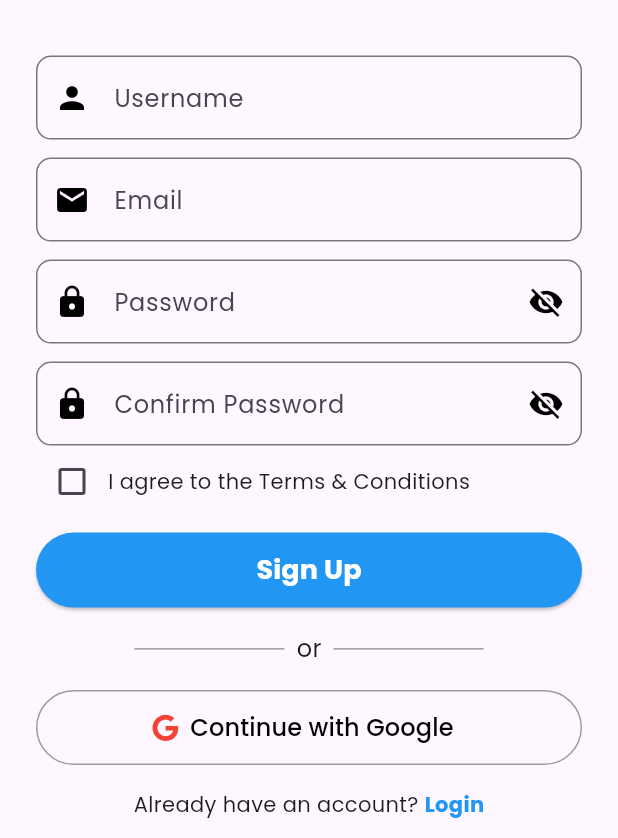
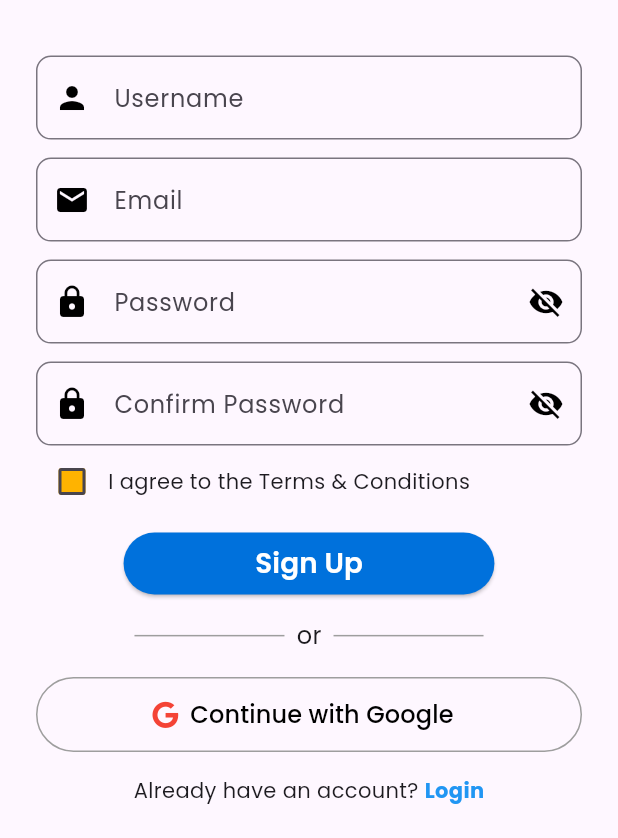
Before and after one commit to kartikkumarofficial/TakeIt, a Flutter app: the screen it shows after launch, after a tap on "GET STARTED", on a phone screen of 412 x 824 dp, the part 398-1236 px from its top. Run offline on Flutter 3.47's test engine with Material 3 defaults, Android fonts, the light colour scheme and no system bars; our stand-ins replace animate_do, font_awesome_flutter, get, google_fonts.

Commit message:
loginpage

```diff
--- a/lib/pages/login.dart
+++ b/lib/pages/login.dart
@@ -99,8 +99,14 @@ class _LoginScreenState extends State<LoginScreen> {
                   Row(
                     children: [
                       Checkbox(
+                  fillColor: WidgetStateProperty.resolveWith<Color>((Set<WidgetState> states) {
+          if (states.contains(WidgetState.selected)) {
+          return Color.fromRGBO(255, 179, 0, 1); // Checked color
+          }
+          return Color.fromRGBO(255, 179, 0, 1);}),
                         value: isChecked,
                         activeColor:Color.fromRGBO(255, 179, 0, 1),
+                        checkColor: Colors.black,
 
                         onChanged: (value) {
                           setState(() {
@@ -116,13 +122,14 @@ class _LoginScreenState extends State<LoginScreen> {
                   ),
 
                   SizedBox(height: 10),
-                  SizedBox(
-                    width: double.infinity,
-                    height: 50,
+                  Center(
+                    child: SizedBox(
+                      width: Get.width*0.6,
+                      height: Get.width*0.1,
                       child: ElevatedButton(
                         onPressed: () {},
                         style: ElevatedButton.styleFrom(
-                        backgroundColor: Colors.blue,
+                          backgroundColor: Color.fromRGBO(0,113,220,1.0,),
                           shape: RoundedRectangleBorder(
                             borderRadius: BorderRadius.circular(30),
                           ),
@@ -130,9 +137,10 @@ class _LoginScreenState extends State<LoginScreen> {
                         child: Text(
                           "Sign Up",
                           style: GoogleFonts.poppins(
-                          fontSize: 18,
-                          fontWeight: FontWeight.bold,
+                            fontSize: Get.width*0.045,
+                            fontWeight: FontWeight.w600,
                             color: Colors.white,
+                          ),
                         ),
                       ),
                     ),
```
Lines whose indentation alone changed are shown as unchanged.
